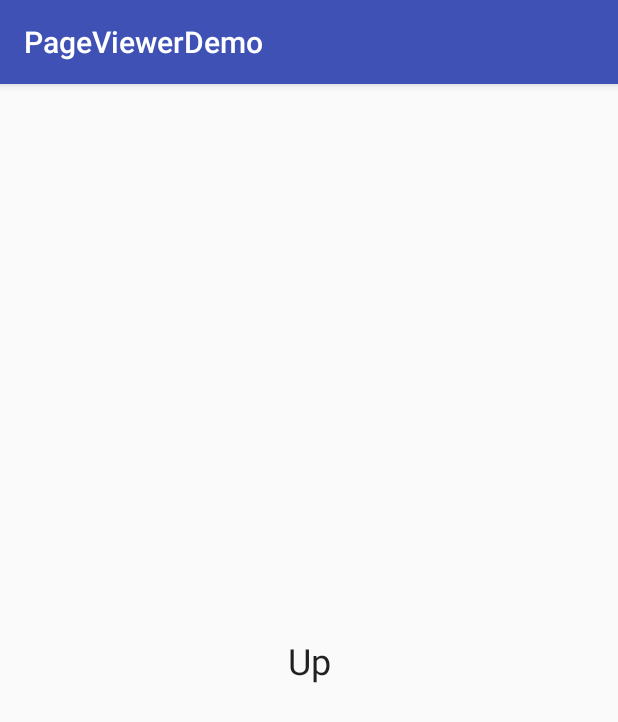
After one commit to chinhntBrains/ViewPagerDemo, an Android app: the fragment ThirdFragment shown on its own in the app's theme, on a phone screen of 412 x 824 dp. The commit adds this screen. Shown: the top 722 px of the screen. Run offline under Robolectric (Android 15) with nearby library versions, the phone set to English and light mode, and no system bars.

Commit message:
fix comment

```diff
--- a/app/build.gradle
+++ b/app/build.gradle
@@ -23,6 +23,8 @@ dependencies {
     implementation 'com.android.support:appcompat-v7:28.0.0-alpha1'
     implementation 'com.android.support.constraint:constraint-layout:1.1.2'
     implementation 'com.android.support:design:28.0.0-alpha1'
+    implementation 'com.squareup.picasso:picasso:2.5.2'
+    implementation 'com.android.support:support-v4:28.0.0-alpha1'
     testImplementation 'junit:junit:4.12'
     androidTestImplementation 'com.android.support.test:runner:1.0.2'
     androidTestImplementation 'com.android.support.test.espresso:espresso-core:3.0.2'
--- a/app/src/main/java/com/example/nguyenchinh/pageviewerdemo/MainActivity.java
+++ b/app/src/main/java/com/example/nguyenchinh/pageviewerdemo/MainActivity.java
@@ -13,9 +13,9 @@ public class MainActivity extends AppCompatActivity {
         setContentView(R.layout.activity_main);
 
         TabLayout tabLayout = findViewById(R.id.tab_layout);
-        tabLayout.addTab(tabLayout.newTab().setText("Tab1"));
-        tabLayout.addTab(tabLayout.newTab().setText("Tab2"));
-        tabLayout.addTab(tabLayout.newTab().setText("Tab3"));
+        tabLayout.addTab(tabLayout.newTab().setText(R.string.tab1));
+        tabLayout.addTab(tabLayout.newTab().setText(R.string.tab2));
+        tabLayout.addTab(tabLayout.newTab().setText(R.string.tab3));
 
         final ViewPager viewPager = findViewById(R.id.pager);
         final PageAdapter adapter = new PageAdapter
--- a/app/src/main/java/com/example/nguyenchinh/pageviewerdemo/PageAdapter.java
+++ b/app/src/main/java/com/example/nguyenchinh/pageviewerdemo/PageAdapter.java
@@ -16,13 +16,13 @@ public class PageAdapter extends FragmentStatePagerAdapter {
     public Fragment getItem(int i) {
         switch (i) {
             case 0:
-                Layout layout = new Layout();
+                FirstFragment layout = new FirstFragment();
                 return layout;
             case 1:
-                Layout1 layout1 = new Layout1();
+                SecondFragment layout1 = new SecondFragment();
                 return layout1;
             case 2:
-                Layout2 layout2 = new Layout2();
+                ThirdFragment layout2 = new ThirdFragment();
                 return layout2;
             default:
                 return null;
--- /dev/null
+++ b/app/src/main/java/com/example/nguyenchinh/pageviewerdemo/ThirdFragment.java
@@ -0,0 +1,23 @@
+package com.example.nguyenchinh.pageviewerdemo;
+
+import android.os.Bundle;
+import android.support.v4.app.Fragment;
+import android.view.LayoutInflater;
+import android.view.View;
+import android.view.ViewGroup;
+import android.widget.TextView;
+
+public class ThirdFragment extends Fragment {
+    private TextView textView;
+    private View  fragmentView;
+    @Override
+    public View onCreateView(LayoutInflater inflater, ViewGroup container,
+                             Bundle savedInstanceState) {
+
+        fragmentView = inflater.inflate(R.layout.layout, container,
+                false);
+        textView = (TextView) fragmentView.findViewById(R.id.textView2);
+        textView.setText(R.string.tab3Content);
+        return fragmentView;
+    }
+}
--- a/app/src/main/res/layout/layout.xml
+++ b/app/src/main/res/layout/layout.xml
@@ -9,7 +9,6 @@
         android:id="@+id/textView2"
         android:layout_width="wrap_content"
         android:layout_height="wrap_content"
-        android:text="PUT"
         android:textAppearance="@style/TextAppearance.AppCompat.Headline"
         app:layout_constraintBottom_toBottomOf="parent"
         app:layout_constraintEnd_toEndOf="parent"
--- a/app/src/main/res/layout/layout2.xml
+++ b/app/src/main/res/layout/layout2.xml
@@ -9,7 +9,6 @@
         android:id="@+id/textView2"
         android:layout_width="wrap_content"
         android:layout_height="wrap_content"
-        android:text="IT'S"
         android:textAppearance="@style/TextAppearance.AppCompat.Headline"
         app:layout_constraintBottom_toBottomOf="parent"
         app:layout_constraintEnd_toEndOf="parent"
--- a/app/src/main/res/layout/layout3.xml
+++ b/app/src/main/res/layout/layout3.xml
@@ -9,7 +9,6 @@
         android:id="@+id/textView2"
         android:layout_width="wrap_content"
         android:layout_height="wrap_content"
-        android:text="UP!"
         android:textAppearance="@style/TextAppearance.AppCompat.Headline"
         app:layout_constraintBottom_toBottomOf="parent"
         app:layout_constraintEnd_toEndOf="parent"
--- a/app/src/main/res/values/strings.xml
+++ b/app/src/main/res/values/strings.xml
@@ -1,3 +1,9 @@
 <resources>
     <string name="app_name">PageViewerDemo</string>
+    <string name="tab1">tab1</string>
+    <string name="tab2">tab2</string>
+    <string name="tab3">tab3</string>
+    <string name="tab1Content"> PUT </string>
+    <string name="tab2Content"> It\'s </string>
+    <string name="tab3Content"> Up </string>
 </resources>
```
Also changed, not shown: app/src/main/java/com/example/nguyenchinh/pageviewerdemo/FirstFragment.java (renamed from app/src/main/java/com/example/nguyenchinh/pageviewerdemo/Layout1.java, +9 -2 lines), app/src/main/java/com/example/nguyenchinh/pageviewerdemo/Layout.java (deleted, +0 -17 lines), app/src/main/java/com/example/nguyenchinh/pageviewerdemo/Layout2.java (deleted, +0 -17 lines), app/src/main/java/com/example/nguyenchinh/pageviewerdemo/SecondFragment.java (added, +23 -0 lines), app/src/main/res/layout/activity_main.xml (+7 -6 lines).
